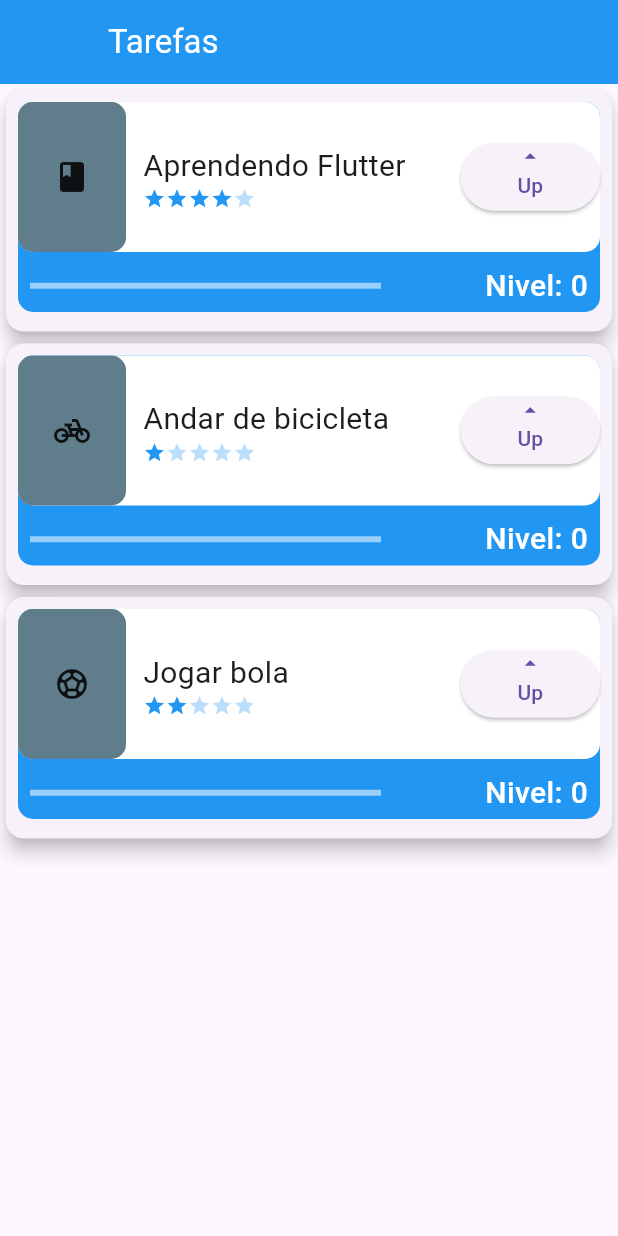
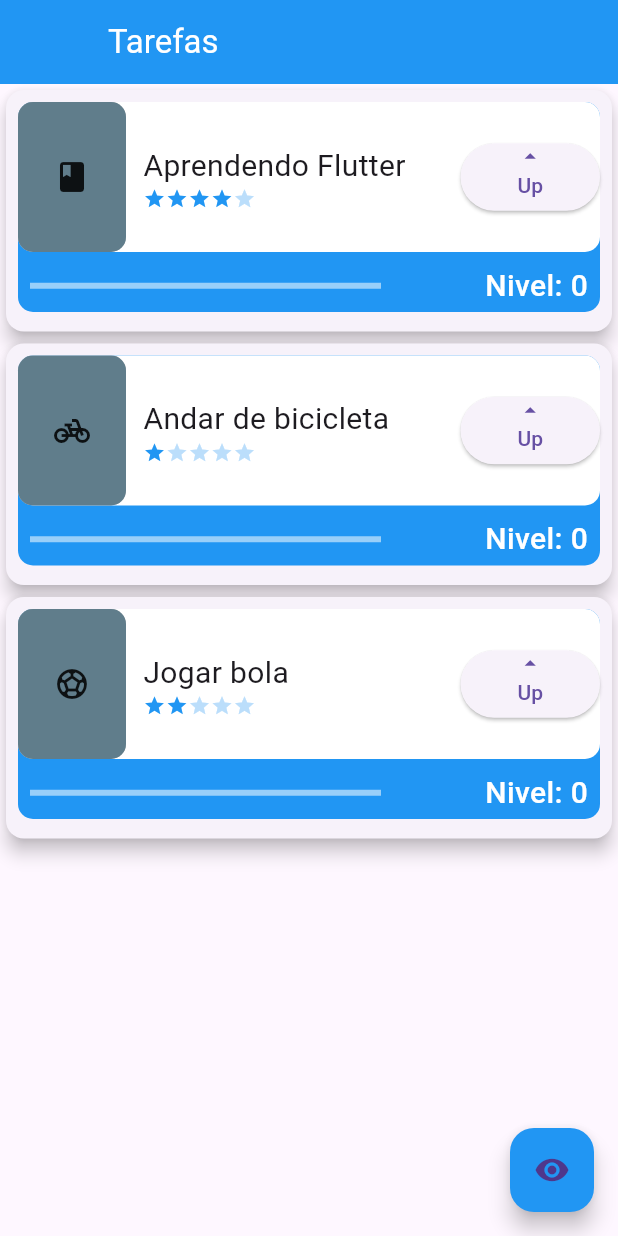
Before and after one commit to wisley-cesar/Mini-Curso-WTMI, a Flutter app: the screen it shows after launch, on a phone screen of 412 x 824 dp. Run offline on Flutter 3.47's test engine with Material 3 defaults, Android fonts, the phone set to English and light mode, and no system bars.

Commit message:
FEAT:Criando a função de esconder as atividades

```diff
--- a/lib/myApp.dart
+++ b/lib/myApp.dart
@@ -6,7 +6,7 @@ class MyApp extends StatelessWidget {
 
   @override
   Widget build(BuildContext context) {
-    return const MaterialApp(
+    return MaterialApp(
       title: "Contador",
       home: Myhome(),
       debugShowCheckedModeBanner: false,
--- a/lib/myHome.dart
+++ b/lib/myHome.dart
@@ -2,7 +2,11 @@ import 'package:flutter/material.dart';
 import 'package:primeiro_app/task.dart';
 
 class Myhome extends StatefulWidget {
-  const Myhome({super.key});
+  bool opacitade = true;
+
+  Myhome({
+    super.key,
+  });
 
   @override
   State<Myhome> createState() => _MyhomeState();
@@ -26,7 +30,10 @@ class _MyhomeState extends State<Myhome> {
         ),
         backgroundColor: Colors.blue,
       ),
-      body: ListView(
+      body: AnimatedOpacity(
+        opacity: widget.opacitade ? 1 : 0,
+        duration: const Duration(milliseconds: 800),
+        child: ListView(
           children: const [
             Task(
               title: 'Aprendendo Flutter',
@@ -45,12 +52,17 @@ class _MyhomeState extends State<Myhome> {
             ),
           ],
         ),
+      ),
       // Apenas Para mostrar
-      // floatingActionButton: FloatingActionButton(
-      //   onPressed: () {},
-      //   backgroundColor: Colors.blue,
-      //   child: const Icon(Icons.add),
-      // ),
+      floatingActionButton: FloatingActionButton(
+        onPressed: () {
+          setState(() {
+            widget.opacitade = !widget.opacitade;
+          });
+        },
+        backgroundColor: Colors.blue,
+        child: const Icon(Icons.remove_red_eye),
+      ),
     );
   }
 }
```
Also changed, not shown: pubspec.lock, 2 other files. Lines whose indentation alone changed are shown as unchanged.
